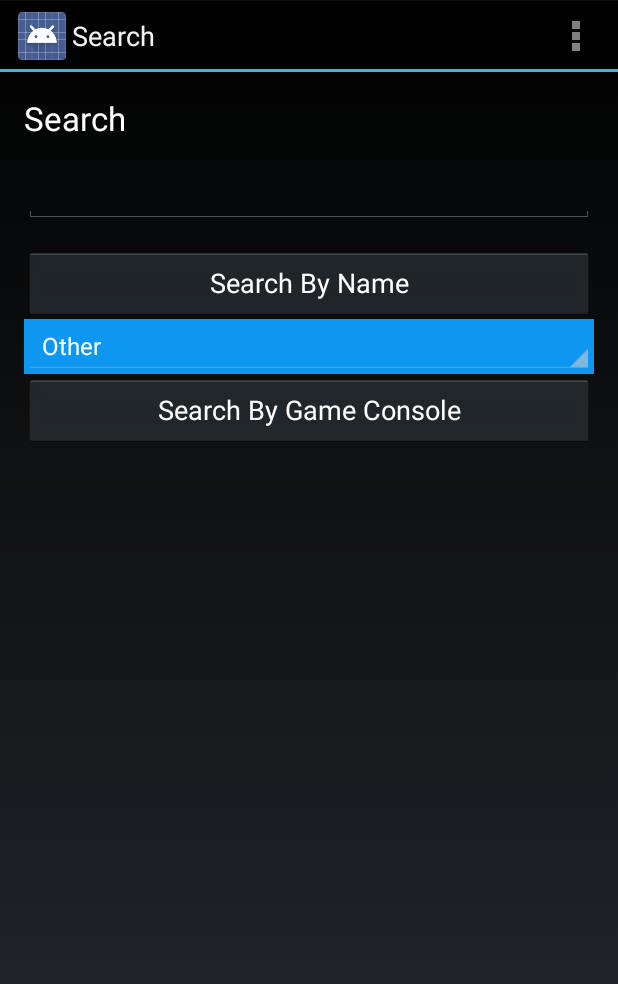
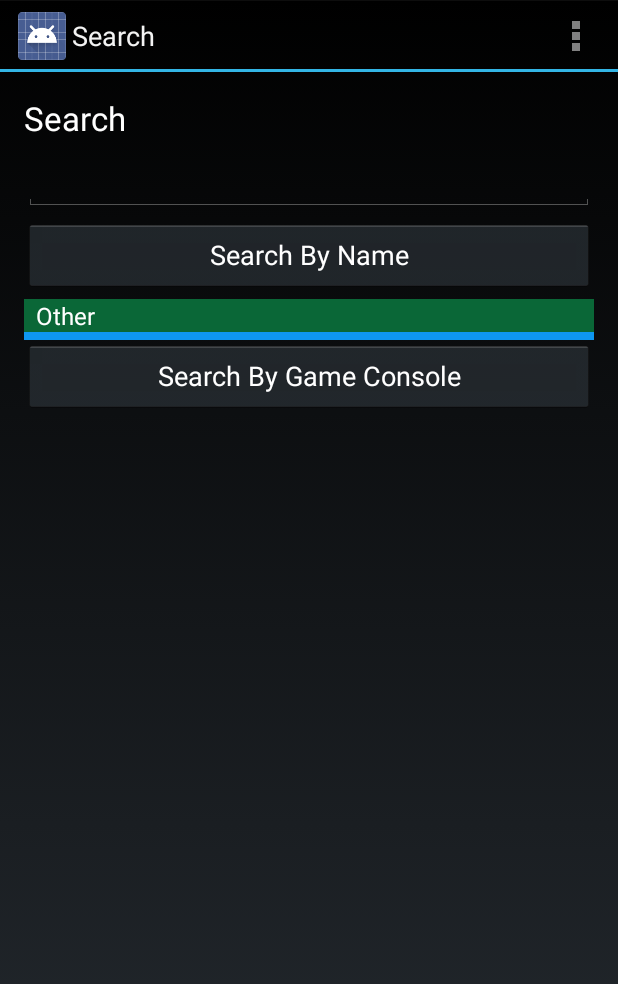
Before and after one commit to CMPUT301F15T14/AndroidDesignProject, an Android app: the SearchPageActivity screen opened directly, with no data from a screen before it, on a phone screen of 412 x 824 dp. Shown: the top 984 px of the screen. Run offline under Robolectric (Android 15) with nearby library versions, the phone set to English and light mode, and no system bars; network calls fail.

```diff
--- a/app/src/main/res/layout/activity_search_page.xml
+++ b/app/src/main/res/layout/activity_search_page.xml
@@ -15,7 +15,7 @@
         android:id="@+id/searchText"
         android:layout_alignParentTop="true"
         android:layout_alignParentStart="true"
-        android:layout_marginBottom="16dp" />
+        android:layout_marginBottom="8dp" />
 
     <EditText
         android:layout_width="match_parent"
@@ -23,7 +23,7 @@
         android:id="@+id/searchKey"
         android:textColor="#ffffff"
         android:layout_alignParentStart="true"
-        android:layout_marginBottom="16dp"
+        android:layout_marginBottom="5dp"
         android:layout_below="@+id/searchText"
         android:singleLine="true" />
 
@@ -34,7 +34,8 @@
         android:textColor="#ffffff"
         android:id="@+id/searchButton"
         android:layout_below="@+id/spinner_container"
-        android:layout_centerHorizontal="true" />
+        android:layout_centerHorizontal="true"
+        android:layout_marginBottom="5dp" />
 
     <LinearLayout
         android:layout_width="fill_parent"
@@ -48,7 +49,9 @@
         android:layout_width="match_parent"
         android:layout_height="wrap_content"
         android:id="@+id/gameConsole"
-        android:entries="@array/platforms_array" />
+        android:entries="@array/platforms_array"
+            android:background="#0a6737"
+            android:layout_marginBottom="5dp" />
 
     </LinearLayout>
 
@@ -60,13 +63,15 @@
         android:textColor="#ffffff"
         android:id="@+id/button"
         android:layout_below="@+id/searchKey"
-        android:layout_alignParentStart="true" />
+        android:layout_alignParentStart="true"
+        android:layout_marginBottom="5dp" />
 
     <ListView
         android:layout_width="wrap_content"
         android:layout_height="wrap_content"
         android:id="@+id/searchGamesList"
         android:layout_below="@+id/searchButton"
-        android:layout_centerHorizontal="true" />
+        android:layout_centerHorizontal="true"
+        android:background="#0a6737" />
 
 </RelativeLayout>
```
Also changed, not shown: app/src/main/java/ca/ualberta/t14/gametrader/AddNewFriendActivity.java (+70 -9 lines), app/src/main/java/ca/ualberta/t14/gametrader/NetworkController.java (+32 -10 lines).
